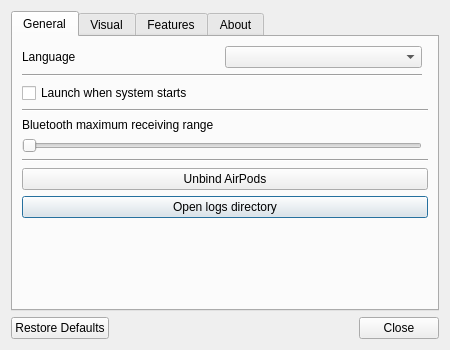
First picture: the form in Source/Gui/SettingsWindow.ui, repository SpriteOvO/AirPodsDesktop, before the edit.
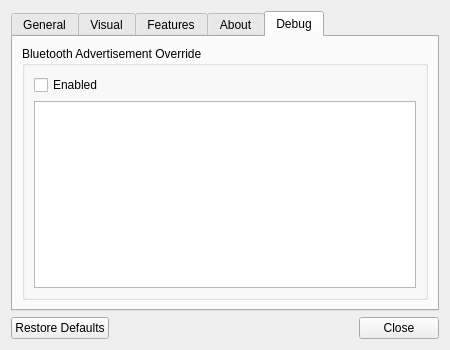
Second picture: the form after the edit. The open tabs and pages were chosen to show the change. Icons and pictures are not drawn.

Commit message: Allow overriding advertisement for debugging purposes

```diff
--- a/Source/Gui/SettingsWindow.ui
+++ b/Source/Gui/SettingsWindow.ui
@@ -442,6 +442,32 @@
        </item>
       </layout>
      </widget>
+     <widget class="QWidget" name="debug">
+      <attribute name="title">
+       <string notr="true">Debug</string>
+      </attribute>
+      <layout class="QGridLayout" name="gridLayout_6">
+       <item row="0" column="0">
+        <widget class="QGroupBox" name="groupBox">
+         <property name="title">
+          <string notr="true">Bluetooth Advertisement Override</string>
+         </property>
+         <layout class="QGridLayout" name="gridLayout_5">
+          <item row="1" column="0">
+           <widget class="QTextEdit" name="teAdvOverride"/>
+          </item>
+          <item row="0" column="0">
+           <widget class="QCheckBox" name="cbAdvOverride">
+            <property name="text">
+             <string notr="true">Enabled</string>
+            </property>
+           </widget>
+          </item>
+         </layout>
+        </widget>
+       </item>
+      </layout>
+     </widget>
     </widget>
    </item>
    <item>
```
The commit also changes 6 other files.
